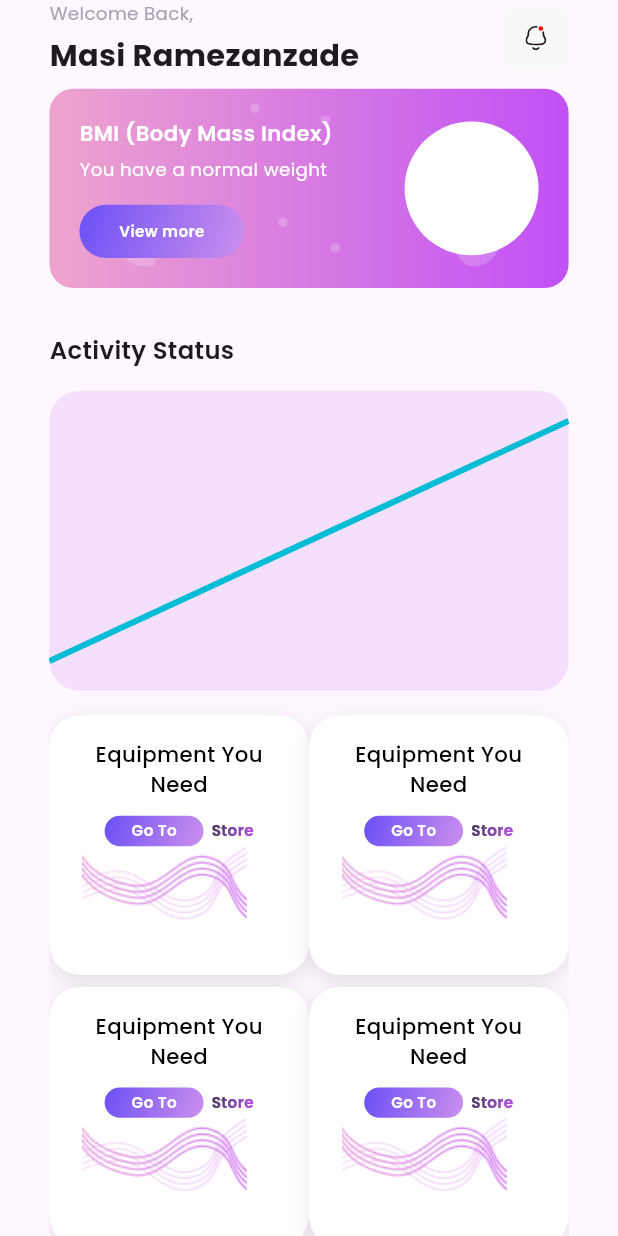
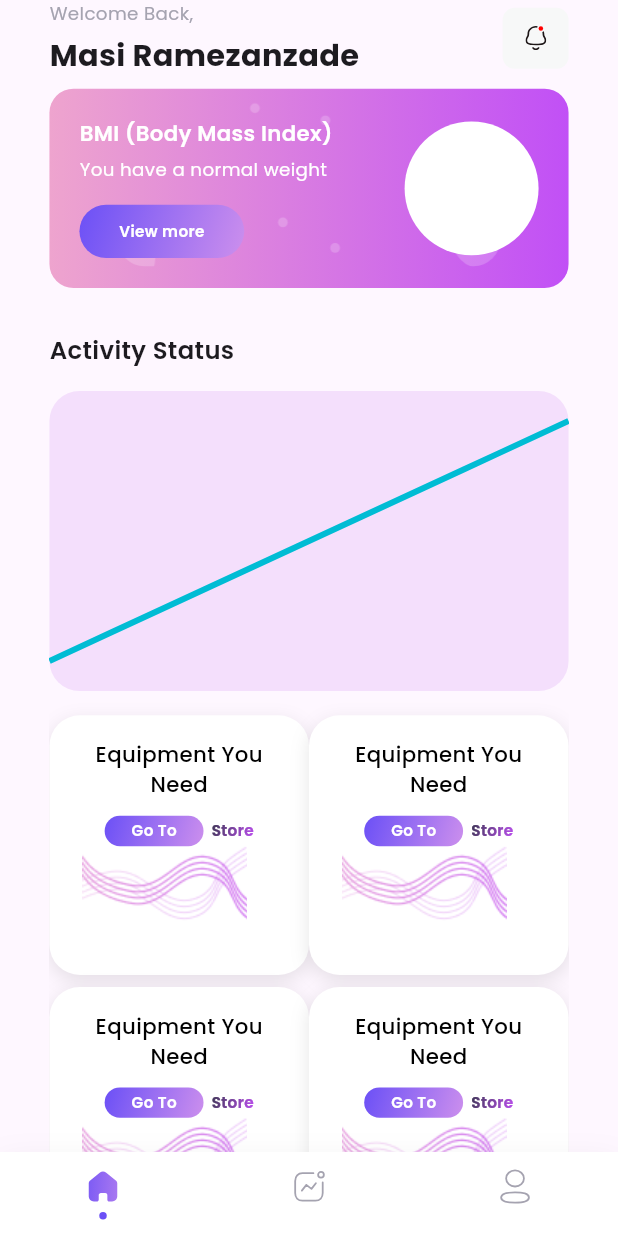
Before and after one commit to aliNassef/FitTrack, a Flutter app: the screen it shows after launch, on a phone screen of 412 x 824 dp. Run offline on Flutter 3.47's test engine with Material 3 defaults, Android fonts, the phone set to English and light mode, and no system bars; drawn by our look-alikes of fl_chart, persistent_bottom_nav_bar; our stand-ins replace carousel_slider, device_preview, dio, easy_localization, flutter_bloc, flutter_screenutil and 7 more; project files that could hold a hidden picture were left out.

Commit message:
feat: Add layout view with persistent bottom navigation and new icons

```diff
--- a/lib/core/utils/app_images.dart
+++ b/lib/core/utils/app_images.dart
@@ -27,6 +27,15 @@ abstract class AppIcons {
   static const String dateIcon = 'assets/icons/date_icon.svg';
   static const String logoIcon = 'assets/icons/logo_icon.svg';
   static const String notificationIcon = 'assets/icons/notification_icon.svg';
+  static const String activeHomeIcon = 'assets/icons/home_active_icon.svg';
+  static const String activeActivityIcon =
+      'assets/icons/active_activity_icon.svg';
+  static const String activeProfileIcon =
+      'assets/icons/active_profile_icon.svg';
+  static const String profileNavIcon = 'assets/icons/profile_icon_nav_bar.svg';
+  static const String homeIcon = 'assets/icons/home_icon.svg';
+  static const String activityIcon = 'assets/icons/activity_icon.svg';
+
   static const String homeBackgroundBannerIcon =
       'assets/icons/home_background.svg';
 }
--- a/lib/core/utils/app_router.dart
+++ b/lib/core/utils/app_router.dart
@@ -6,6 +6,7 @@ import '../../features/auth/presentation/views/signup_view.dart';
 import '../../features/auth/presentation/views/signup_welcome_view.dart';
 import '../../features/auth/presentation/views/sucess_registration_view.dart';
 import '../../features/home/presentation/views/home_view.dart';
+import '../../features/layout/presentation/layout_view.dart';
 import '../../features/onboarding/presentation/views/onboarding_view.dart';
 import '../../features/onboarding/presentation/views/welcome_view.dart';
 
@@ -39,6 +40,10 @@ Route<dynamic> onGenerateRoute(RouteSettings settings) {
       return MaterialPageRoute(
         builder: (context) => const HomeView(),
       );
+    case LayoutView.routeName:
+      return MaterialPageRoute(
+        builder: (context) => const LayoutView(),
+      );
     default:
       return MaterialPageRoute(builder: (context) => const Scaffold());
   }
--- a/lib/features/layout/presentation/layout_view.dart
+++ b/lib/features/layout/presentation/layout_view.dart
@@ -1,18 +1,98 @@
+import 'package:fit_track_app/core/utils/app_colors.dart';
 import 'package:flutter/material.dart';
+import 'package:flutter_screenutil/flutter_screenutil.dart';
+import 'package:flutter_svg/flutter_svg.dart';
+import 'package:persistent_bottom_nav_bar/persistent_bottom_nav_bar.dart';
 
-class LayoutView extends StatelessWidget {
+import '../../../core/utils/app_images.dart';
+import '../../home/presentation/views/home_view.dart';
+
+class LayoutView extends StatefulWidget {
   const LayoutView({super.key});
   static const String routeName = 'layout_view';
+
+  @override
+  State<LayoutView> createState() => _LayoutViewState();
+}
+
+class _LayoutViewState extends State<LayoutView> {
+  late PersistentTabController _controller;
+  @override
+  initState() {
+    super.initState();
+    _controller = PersistentTabController(initialIndex: 0);
+  }
+
   @override
   Widget build(BuildContext context) {
-    return Scaffold(
-      body: SafeArea(
-        child: Column(
-          children: [
-            Row(),
-          ],
+    return PersistentTabView(
+      context,
+      controller: _controller,
+      screens: _buildScreens(),
+      items: _navBarsItems(),
+      decoration: NavBarDecoration(colorBehindNavBar: Colors.white, boxShadow: [
+        BoxShadow(
+          color: Color(0xff1d1617).withValues(alpha: 0.1),
+          blurRadius: 20,
+          offset: const Offset(0, 10),
+        ),
+      ]),
+      handleAndroidBackButtonPress: true,
+      resizeToAvoidBottomInset: true,
+      stateManagement: true,
+      hideNavigationBarWhenKeyboardAppears: true,
+      popBehaviorOnSelectedNavBarItemPress: PopBehavior.all,
+      padding: EdgeInsets.only(top: 16.h),
+      backgroundColor: Colors.white,
+      isVisible: true,
+      animationSettings: const NavBarAnimationSettings(
+        navBarItemAnimation: ItemAnimationSettings(
+          duration: Duration(milliseconds: 300),
+          curve: Curves.ease,
+        ),
+        screenTransitionAnimation: ScreenTransitionAnimationSettings(
+          animateTabTransition: true,
+          duration: Duration(milliseconds: 300),
+          screenTransitionAnimationType: ScreenTransitionAnimationType.fadeIn,
         ),
       ),
+      confineToSafeArea: true,
+      navBarHeight: kBottomNavigationBarHeight,
+      navBarStyle: NavBarStyle.style12,
     );
   }
+
+  _buildScreens() {
+    return [
+      HomeView(),
+      Center(child: Text('Search')),
+      Center(child: Text('Profile')),
+    ];
+  }
+
+  _navBarsItems() {
+    return [
+      PersistentBottomNavBarItem(
+        inactiveIcon: SvgPicture.asset(AppIcons.homeIcon),
+        icon: SvgPicture.asset(AppIcons.activeHomeIcon),
+        title: '.',
+        activeColorPrimary: AppColors.primaryColor,
+        inactiveColorPrimary: AppColors.primaryColor,
+      ),
+      PersistentBottomNavBarItem(
+        inactiveIcon: SvgPicture.asset(AppIcons.activityIcon),
+        icon: SvgPicture.asset(AppIcons.activeActivityIcon),
+        title: '.',
+        activeColorPrimary: AppColors.primaryColor,
+        inactiveColorPrimary: AppColors.primaryColor,
+      ),
+      PersistentBottomNavBarItem(
+        inactiveIcon: SvgPicture.asset(AppIcons.profileNavIcon),
+        icon: SvgPicture.asset(AppIcons.activeProfileIcon),
+        activeColorPrimary: AppColors.primaryColor,
+        inactiveColorPrimary: AppColors.primaryColor,
+        title: '.',
+      ),
+    ];
+  }
 }
--- a/lib/fit_track_app.dart
+++ b/lib/fit_track_app.dart
@@ -1,5 +1,5 @@
 import 'package:device_preview/device_preview.dart';
-import 'package:fit_track_app/features/home/presentation/views/home_view.dart';
+import 'package:fit_track_app/features/layout/presentation/layout_view.dart';
 import 'package:flutter/material.dart';
 import 'package:flutter_screenutil/flutter_screenutil.dart';
 
@@ -24,7 +24,7 @@ class FitTrackApp extends StatelessWidget {
             primarySwatch: Colors.blue,
           ),
           onGenerateRoute: (settings) => onGenerateRoute(settings),
-          initialRoute: HomeView.routeName,
+          initialRoute: LayoutView.routeName,
         );
       },
     );
--- a/pubspec.yaml
+++ b/pubspec.yaml
@@ -24,6 +24,7 @@ dependencies:
   get_it: ^8.0.3
   google_fonts: ^6.2.1
   image_picker: ^1.1.2
+  persistent_bottom_nav_bar: ^6.2.1
   pretty_dio_logger: ^1.4.0
   shared_preferences: ^2.5.3
 
```
Also changed, not shown: assets/icons/active_activity_icon.svg (added), assets/icons/active_profile_icon.svg (added), assets/icons/activity_icon.svg (added), assets/icons/home_active_icon.svg (added), assets/icons/home_icon.svg (added), assets/icons/profile_icon_nav_bar.svg (added), pubspec.lock.
